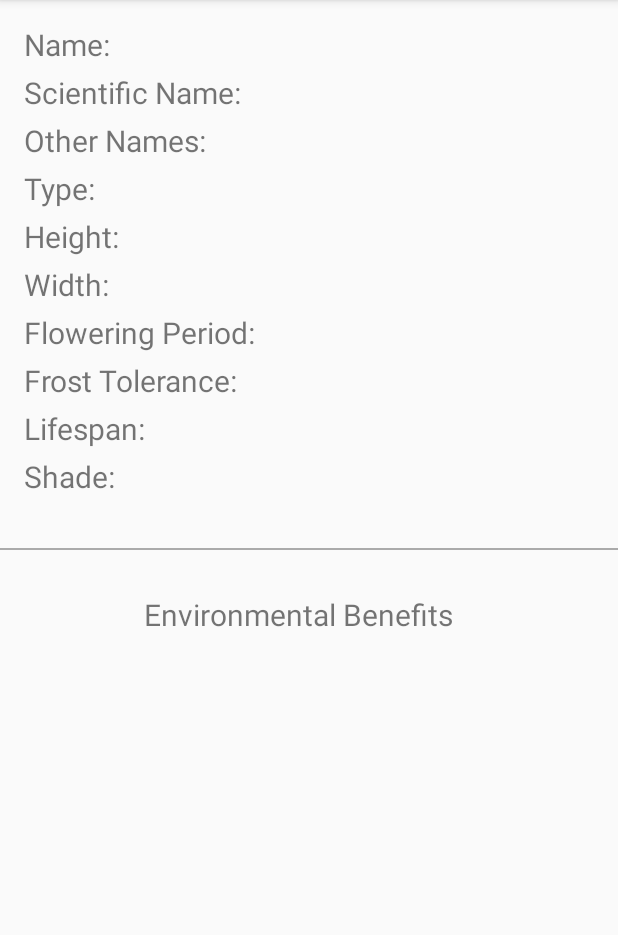
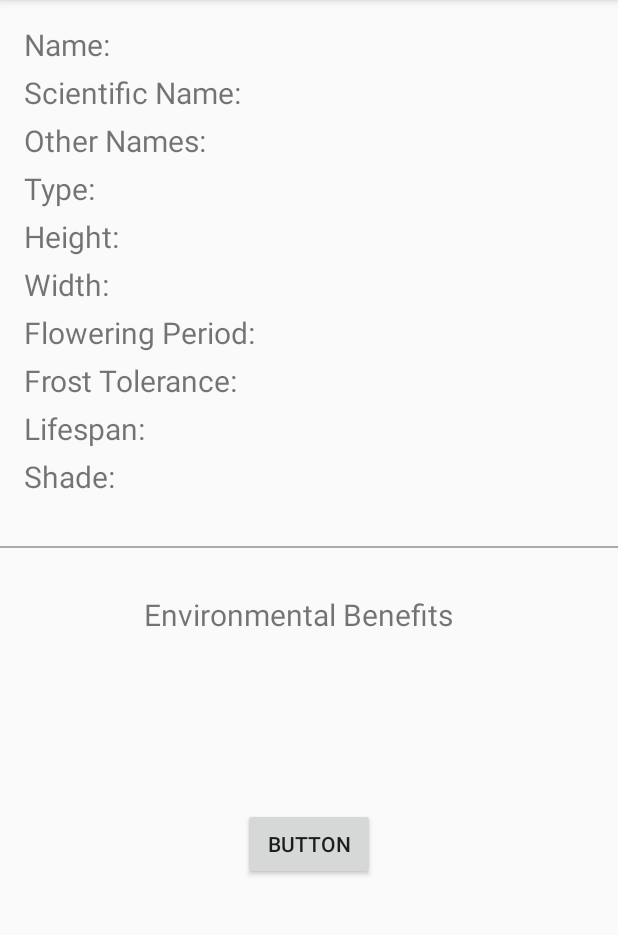
Before and after one commit to Colin-222/LazyPlant1.0, an Android app: the fragment DetailsFragment shown on its own in the app's theme, on a phone screen of 412 x 824 dp, the part 84-1019 px from its top. Run offline under Robolectric (Android 15) with nearby library versions, the light colour scheme and no system bars.

```diff
--- a/app/src/main/res/layout/fragment_details.xml
+++ b/app/src/main/res/layout/fragment_details.xml
@@ -1,12 +1,18 @@
 <?xml version="1.0" encoding="utf-8"?>
-<androidx.constraintlayout.widget.ConstraintLayout xmlns:android="http://schemas.android.com/apk/res/android"
+<androidx.core.widget.NestedScrollView xmlns:android="http://schemas.android.com/apk/res/android"
     xmlns:app="http://schemas.android.com/apk/res-auto"
     xmlns:tools="http://schemas.android.com/tools"
-    android:orientation="vertical" android:layout_width="match_parent"
-    android:layout_height="match_parent">
+    android:layout_width="match_parent"
+    android:layout_height="match_parent"
+    android:orientation="vertical">
+
+    <androidx.constraintlayout.widget.ConstraintLayout
+        android:layout_width="match_parent"
+        android:layout_height="match_parent"
+        android:orientation="vertical">
 
         <TextView
-        android:id="@+id/details_shade2"
+            android:id="@+id/details_environmental_benefits"
             android:layout_width="match_parent"
             android:layout_height="wrap_content"
             android:layout_marginStart="16dp"
@@ -304,10 +310,25 @@
             android:layout_height="1dp"
             android:layout_marginTop="34dp"
             android:background="@android:color/darker_gray"
-        app:layout_constraintTop_toBottomOf="@+id/textView10"
+            app:layout_constraintTop_toBottomOf="@+id/details_shade"
             tools:layout_editor_absoluteX="0dp" />
 
-
+        <Button
+            android:id="@+id/details_favourite_button"
+            android:layout_width="wrap_content"
+            android:layout_height="wrap_content"
+            android:layout_marginStart="161dp"
+            android:layout_marginLeft="161dp"
+            android:layout_marginTop="63dp"
+            android:layout_marginEnd="162dp"
+            android:layout_marginRight="162dp"
+            android:layout_marginBottom="50dp"
+            android:text="Button"
+            app:layout_constraintBottom_toBottomOf="parent"
+            app:layout_constraintEnd_toEndOf="parent"
+            app:layout_constraintStart_toStartOf="parent"
+            app:layout_constraintTop_toBottomOf="@+id/details_environmental_benefits" />
 
 
     </androidx.constraintlayout.widget.ConstraintLayout>
+</androidx.core.widget.NestedScrollView>
--- a/app/src/main/res/layout/fragment_search.xml
+++ b/app/src/main/res/layout/fragment_search.xml
@@ -64,6 +64,7 @@
         app:layout_constraintTop_toTopOf="parent" />
 
     <TextView
+        android:id="@+id/location_text"
         android:layout_width="280dp"
         android:layout_height="wrap_content"
         android:layout_marginStart="8dp"
```
Also changed, not shown: app/src/main/java/com/example/lazyplant/ui/calendar/CalendarFragment.java (+8 -3 lines), app/src/main/java/com/example/lazyplant/ui/search/SearchFragment.java (+42 -0 lines). Lines whose indentation alone changed are shown as unchanged.
